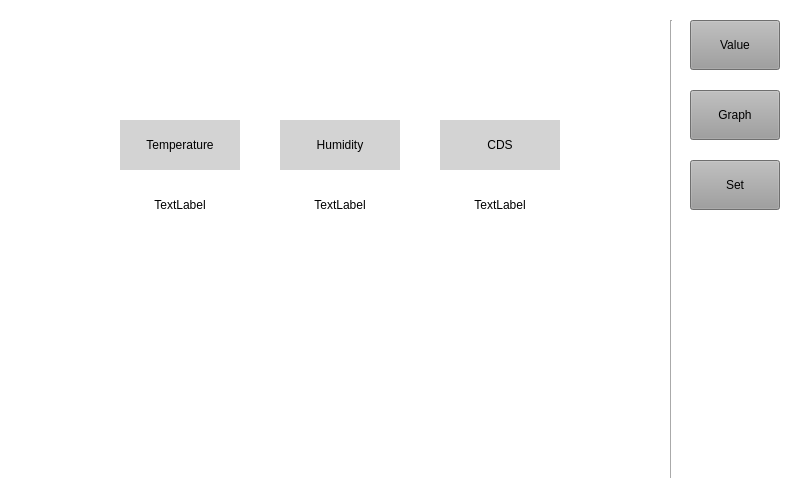
kimnanhee/NH-candle, file candle.ui: the form before one commit.
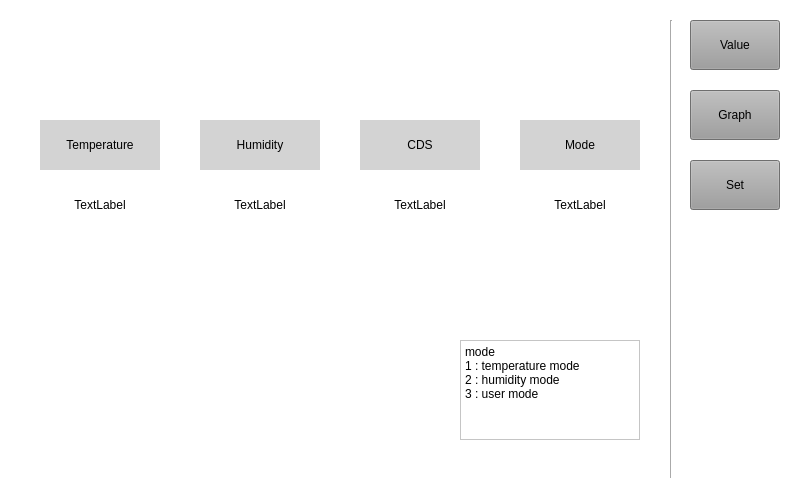
The form after the commit. The open tabs and pages were chosen to show the change. Custom widgets are drawn as their Qt base class.

What changed in the file:
```diff
--- a/candle.ui
+++ b/candle.ui
@@ -84,7 +84,7 @@
      <widget class="QLabel" name="label_temp">
       <property name="geometry">
        <rect>
-        <x>100</x>
+        <x>20</x>
         <y>100</y>
         <width>120</width>
         <height>50</height>
@@ -104,7 +104,7 @@
      <widget class="QLabel" name="label_humi">
       <property name="geometry">
        <rect>
-        <x>260</x>
+        <x>180</x>
         <y>100</y>
         <width>120</width>
         <height>50</height>
@@ -124,12 +124,15 @@
      <widget class="QLabel" name="label_temp_value">
       <property name="geometry">
        <rect>
-        <x>100</x>
+        <x>20</x>
         <y>170</y>
         <width>120</width>
         <height>30</height>
        </rect>
       </property>
+      <property name="styleSheet">
+       <string notr="true">font: 10pt &quot;Arial&quot;;</string>
+      </property>
       <property name="text">
        <string>TextLabel</string>
       </property>
@@ -140,12 +143,15 @@
      <widget class="QLabel" name="label_humi_value">
       <property name="geometry">
        <rect>
-        <x>260</x>
+        <x>180</x>
         <y>170</y>
         <width>120</width>
         <height>30</height>
        </rect>
       </property>
+      <property name="styleSheet">
+       <string notr="true">font: 10pt &quot;Arial&quot;;</string>
+      </property>
       <property name="text">
        <string>TextLabel</string>
       </property>
@@ -156,7 +162,7 @@
      <widget class="QLabel" name="label_cds">
       <property name="geometry">
        <rect>
-        <x>420</x>
+        <x>340</x>
         <y>100</y>
         <width>120</width>
         <height>50</height>
@@ -176,12 +182,15 @@
      <widget class="QLabel" name="label_cds_value">
       <property name="geometry">
        <rect>
-        <x>420</x>
+        <x>340</x>
         <y>170</y>
         <width>120</width>
         <height>30</height>
        </rect>
       </property>
+      <property name="styleSheet">
+       <string notr="true">font: 10pt &quot;Arial&quot;;</string>
+      </property>
       <property name="text">
        <string>TextLabel</string>
       </property>
@@ -189,6 +198,64 @@
        <set>Qt::AlignCenter</set>
       </property>
      </widget>
+     <widget class="QLabel" name="label_mode">
+      <property name="geometry">
+       <rect>
+        <x>500</x>
+        <y>100</y>
+        <width>120</width>
+        <height>50</height>
+       </rect>
+      </property>
+      <property name="styleSheet">
+       <string notr="true">background-color: rgb(211, 211, 211);
+font: 12pt &quot;Arial&quot;;</string>
+      </property>
+      <property name="text">
+       <string>Mode</string>
+      </property>
+      <property name="alignment">
+       <set>Qt::AlignCenter</set>
+      </property>
+     </widget>
+     <widget class="QLabel" name="label_mode_value">
+      <property name="geometry">
+       <rect>
+        <x>500</x>
+        <y>170</y>
+        <width>120</width>
+        <height>30</height>
+       </rect>
+      </property>
+      <property name="styleSheet">
+       <string notr="true">font: 10pt &quot;Arial&quot;;</string>
+      </property>
+      <property name="text">
+       <string>TextLabel</string>
+      </property>
+      <property name="alignment">
+       <set>Qt::AlignCenter</set>
+      </property>
+     </widget>
+     <widget class="QPlainTextEdit" name="plainTextEdit">
+      <property name="geometry">
+       <rect>
+        <x>440</x>
+        <y>320</y>
+        <width>180</width>
+        <height>100</height>
+       </rect>
+      </property>
+      <property name="readOnly">
+       <bool>true</bool>
+      </property>
+      <property name="plainText">
+       <string>mode
+1 : temperature mode
+2 : humidity mode
+3 : user mode</string>
+      </property>
+     </widget>
     </widget>
     <widget class="QWidget" name="page_set">
      <widget class="QTextEdit" name="textEdit_R">
@@ -329,6 +396,13 @@
   </widget>
   <widget class="QStatusBar" name="statusbar"/>
  </widget>
+ <customwidgets>
+  <customwidget>
+   <class>PlotWidget</class>
+   <extends>QGraphicsView</extends>
+   <header>pyqtgraph</header>
+  </customwidget>
+ </customwidgets>
  <resources/>
  <connections/>
 </ui>
```
Left out of the diff: 43 changed lines with no effect on the pictures.
